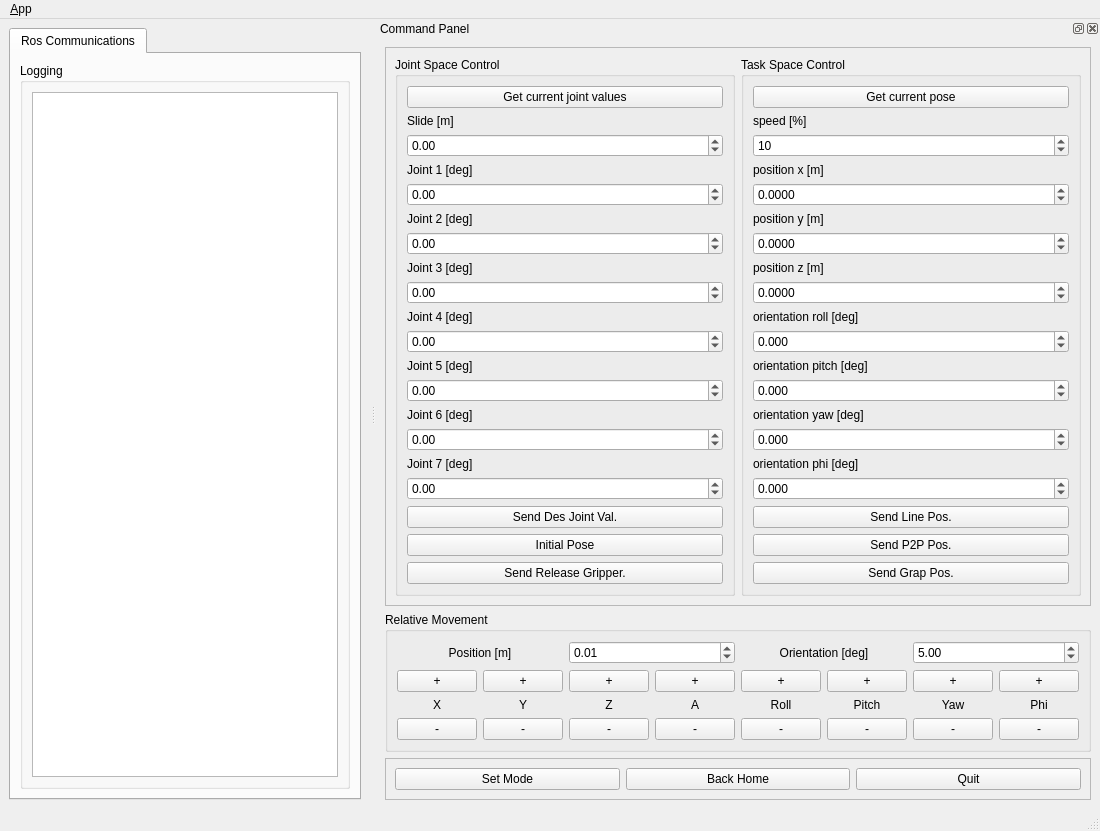
Qt form ROBOTIS/ROBOTIS-MANIPULATOR-H/manipulator_h_gui/ui/main_window.ui (tku-iarc/timda_dual_arm) before a commit.
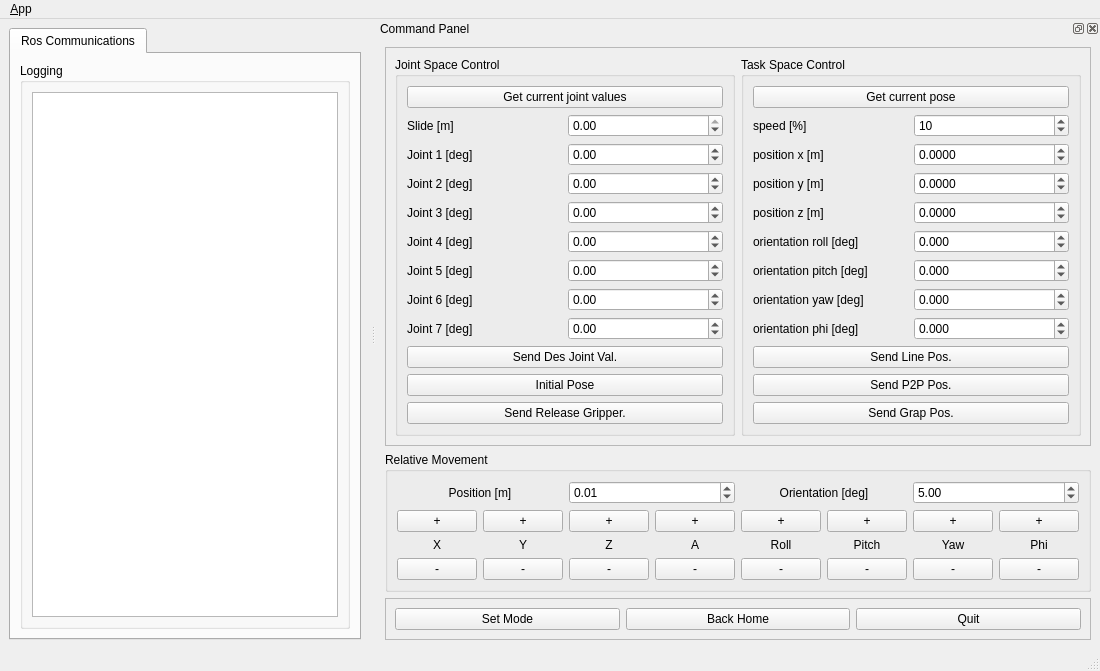
The same form after that commit. Icons and pictures are not drawn.

What changed in the file:
```diff
--- a/ROBOTIS/ROBOTIS-MANIPULATOR-H/manipulator_h_gui/ui/main_window.ui
+++ b/ROBOTIS/ROBOTIS-MANIPULATOR-H/manipulator_h_gui/ui/main_window.ui
@@ -153,6 +153,8 @@
             </widget>
            </item>
            <item>
+            <layout class="QHBoxLayout" name="horizontalLayout">
+             <item>
             <widget class="QLabel" name="speed">
              <property name="text">
               <string>speed [%]</string>
@@ -175,6 +177,10 @@
              </property>
             </widget>
            </item>
+            </layout>
+           </item>
+           <item>
+            <layout class="QHBoxLayout" name="horizontalLayout">
            <item>
             <widget class="QLabel" name="pos_x">
              <property name="text">
@@ -198,6 +204,10 @@
              </property>
             </widget>
            </item>
+            </layout>
+           </item>
+           <item>
+            <layout class="QHBoxLayout" name="horizontalLayout">
            <item>
             <widget class="QLabel" name="pos_y">
              <property name="text">
@@ -221,6 +231,10 @@
              </property>
             </widget>
            </item>
+            </layout>
+           </item>
+           <item>
+            <layout class="QHBoxLayout" name="horizontalLayout">
            <item>
             <widget class="QLabel" name="pos_z">
              <property name="text">
@@ -244,6 +258,10 @@
              </property>
             </widget>
            </item>
+            </layout>
+           </item>
+           <item>
+            <layout class="QHBoxLayout" name="horizontalLayout">
            <item>
             <widget class="QLabel" name="ori_roll">
              <property name="text">
@@ -267,6 +285,10 @@
              </property>
             </widget>
            </item>
+            </layout>
+           </item>
+           <item>
+            <layout class="QHBoxLayout" name="horizontalLayout">
            <item>
             <widget class="QLabel" name="ori_pitch">
              <property name="text">
@@ -290,6 +312,10 @@
              </property>
             </widget>
            </item>
+            </layout>
+           </item>
+           <item>
+            <layout class="QHBoxLayout" name="horizontalLayout">
            <item>
             <widget class="QLabel" name="ori_yaw">
              <property name="text">
@@ -313,7 +339,10 @@
              </property>
             </widget>
            </item>
-           <!--=================================================================================================-->
+            </layout>
+           </item>
+           <item>
+            <layout class="QHBoxLayout" name="horizontalLayout">
            <item>
             <widget class="QLabel" name="ori_phi">
              <property name="text">
@@ -337,8 +366,8 @@
              </property>
             </widget>
            </item>
-           <!--=================================================================================================-->
-
+            </layout>
+           </item>
            <item>
             <widget class="QPushButton" name="des_pos_button">
              <property name="text">
@@ -377,6 +406,8 @@
             </widget>
            </item>
            <item>
+            <layout class="QHBoxLayout" name="horizontalLayout">
+             <item>
             <widget class="QLabel" name="slide">
              <property name="text">
               <string>Slide [m]</string>
@@ -386,16 +417,20 @@
            <item>
             <widget class="QDoubleSpinBox" name="slide_spinbox">
              <property name="minimum">
-              <double>-180.000000000000000</double>
+                <double>-0.800000000000000</double>
              </property>
              <property name="maximum">
-              <double>180.000000000000000</double>
+                <double>0.000000000000000</double>
              </property>
              <property name="singleStep">
               <double>0.500000000000000</double>
              </property>
             </widget>
            </item>
+            </layout>
+           </item>
+           <item>
+            <layout class="QHBoxLayout" name="horizontalLayout">
            <item>
             <widget class="QLabel" name="joint1">
              <property name="text">
@@ -416,6 +451,10 @@
              </property>
             </widget>
            </item>
+            </layout>
+           </item>
+           <item>
+            <layout class="QHBoxLayout" name="horizontalLayout">
            <item>
             <widget class="QLabel" name="joint2">
              <property name="text">
@@ -436,6 +475,10 @@
              </property>
             </widget>
            </item>
+            </layout>
+           </item>
+           <item>
+            <layout class="QHBoxLayout" name="horizontalLayout">
            <item>
             <widget class="QLabel" name="joint3">
              <property name="text">
@@ -456,6 +499,10 @@
              </property>
             </widget>
            </item>
+            </layout>
+           </item>
+           <item>
+            <layout class="QHBoxLayout" name="horizontalLayout">
            <item>
             <widget class="QLabel" name="joint4">
              <property name="text">
@@ -476,6 +523,10 @@
              </property>
             </widget>
            </item>
+            </layout>
+           </item>
+           <item>
+            <layout class="QHBoxLayout" name="horizontalLayout">
            <item>
             <widget class="QLabel" name="joint5">
              <property name="text">
@@ -496,6 +547,10 @@
              </property>
             </widget>
            </item>
+            </layout>
+           </item>
+           <item>
+            <layout class="QHBoxLayout" name="horizontalLayout">
            <item>
             <widget class="QLabel" name="joint6">
              <property name="text">
@@ -516,7 +571,10 @@
              </property>
             </widget>
            </item>
-           <!--=================================================================================================-->
+            </layout>
+           </item>
+           <item>
+            <layout class="QHBoxLayout" name="horizontalLayout">
            <item>
             <widget class="QLabel" name="joint7">
              <property name="text">
@@ -537,8 +595,8 @@
              </property>
             </widget>
            </item>
-           <!--=================================================================================================-->
-
+            </layout>
+           </item>
            <item>
             <widget class="QPushButton" name="des_joint_button">
              <property name="text">
```
Left out of the diff: 2 changed lines with no effect on the pictures. Lines whose indentation alone changed are shown as unchanged.
